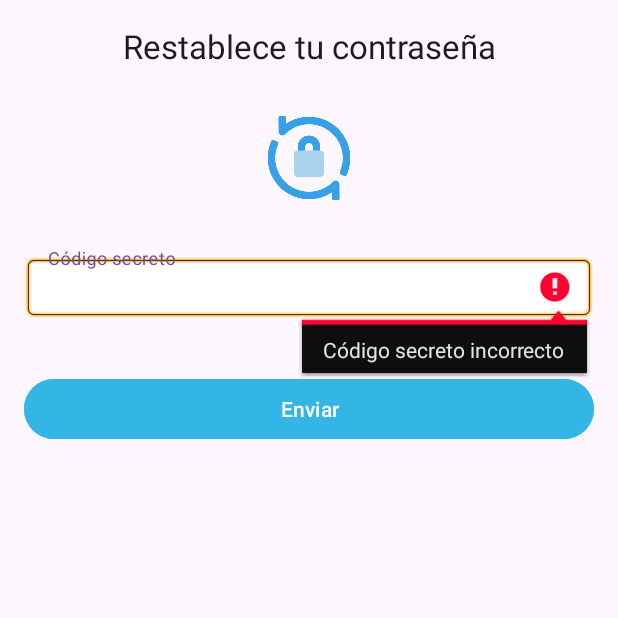
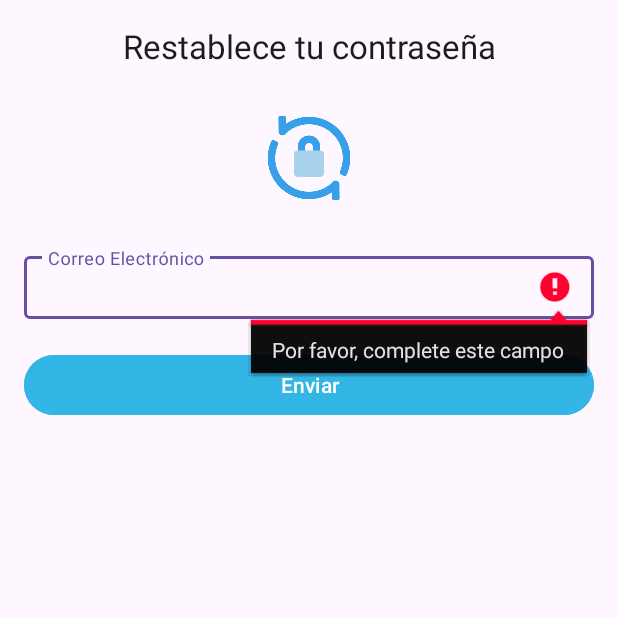
Before and after one commit to TheOne27k/GDIBPM-GRTC, an Android app: the ForgotPasswordActivity screen opened directly, with no data from a screen before it, after a tap on "Enviar", on a phone screen of 412 x 824 dp, the top half of it. Run offline under Robolectric (Android 15) with nearby library versions, the phone set to English and light mode, and no system bars; our stand-ins replace Firebase (no records; nobody signed in at launch, a user with empty details on screens opened directly).

Commit message:
feat: implement forgotPassword and change name app

```diff
--- a/app/src/main/java/com/grtc/gdibpm/auth/ForgotPasswordActivity.kt
+++ b/app/src/main/java/com/grtc/gdibpm/auth/ForgotPasswordActivity.kt
@@ -2,71 +2,29 @@ package com.grtc.gdibpm.auth
 
 import android.content.Intent
 import android.os.Bundle
-import android.view.View
-import android.widget.Button
-import android.widget.LinearLayout
 import androidx.appcompat.app.AppCompatActivity
+import com.google.android.material.button.MaterialButton
 import com.google.android.material.textfield.TextInputEditText
 import com.grtc.gdibpm.R
 
 class ForgotPasswordActivity : AppCompatActivity() {
-
-    private lateinit var secretCodeForm: LinearLayout
-    private lateinit var changePasswordForm: LinearLayout
-    private lateinit var codSecreto: TextInputEditText
-    private lateinit var btnSend: Button
-    private lateinit var etNewPassword: TextInputEditText
-    private lateinit var etConfirmPassword: TextInputEditText
-    private lateinit var btnSave: Button
+    private lateinit var loginViewModel: LoginViewModel
 
     override fun onCreate(savedInstanceState: Bundle?) {
         super.onCreate(savedInstanceState)
         setContentView(R.layout.activity_forgot_password)
 
-        secretCodeForm = findViewById(R.id.secretCodeForm)
-        changePasswordForm = findViewById(R.id.changePasswordForm)
-        codSecreto = findViewById(R.id.codSecreto)
-        btnSend = findViewById(R.id.btnSend)
-        etNewPassword = findViewById(R.id.etNewPassword)
-        etConfirmPassword = findViewById(R.id.etConfirmPassword)
-        btnSave = findViewById(R.id.btnSave)
+        val email: TextInputEditText = findViewById(R.id.etEmail)
+        val btnSend: MaterialButton = findViewById(R.id.btnSend)
+        loginViewModel = LoginViewModel()
 
         btnSend.setOnClickListener {
-            onEnviarClick()
-        }
-        btnSave.setOnClickListener {
-            onGuardarClick()
+            val emailValue = email.text.toString().trim()
+            if (emailValue.isEmpty()) {
+                email.error = "Por favor, complete este campo"
+            } else {
+                loginViewModel.recoveryPassword(emailValue)
+            }
         }
     }
-
-    private fun onEnviarClick() {
-        val secretCode = codSecreto.text.toString()
-        if (validateSecretCode(secretCode)) {
-            secretCodeForm.visibility = View.GONE
-            changePasswordForm.visibility = View.VISIBLE
-        } else {
-            codSecreto.error = "Código secreto incorrecto"
-        }
-    }
-
-    private fun validateSecretCode(secretCode: String): Boolean {
-        return secretCode == "123456"
-    }
-
-    private fun onGuardarClick() {
-        val newPassword = etNewPassword.text.toString()
-        val confirmPassword = etConfirmPassword.text.toString()
-
-        if (validatePasswords(newPassword, confirmPassword)) {
-            val intent = Intent(this@ForgotPasswordActivity, LoginActivity::class.java)
-            startActivity(intent)
-            finish()
-        } else {
-            etConfirmPassword.error = "Las contraseñas no coinciden"
-        }
-    }
-
-    private fun validatePasswords(newPassword: String, confirmPassword: String): Boolean {
-        return newPassword.isNotEmpty() && newPassword == confirmPassword
-    }
 }
--- a/app/src/main/java/com/grtc/gdibpm/auth/LoginViewModel.kt
+++ b/app/src/main/java/com/grtc/gdibpm/auth/LoginViewModel.kt
@@ -25,4 +25,11 @@ class LoginViewModel:ViewModel() {
                 userLoginStatus.value = it.isSuccessful
             }
     }
+    fun recoveryPassword(email: String) {
+        auth = FirebaseAuth.getInstance()
+        auth.sendPasswordResetEmail(email)
+            .addOnCompleteListener {
+                userLoginStatus.value = it.isSuccessful
+            }
+    }
 }
--- a/app/src/main/res/layout/activity_forgot_password.xml
+++ b/app/src/main/res/layout/activity_forgot_password.xml
@@ -33,23 +33,20 @@
             android:paddingBottom="20dp"/>
 
         <com.google.android.material.textfield.TextInputLayout
-            android:id="@+id/cod_secreto_layout"
             android:layout_width="match_parent"
-            android:layout_height="wrap_content"
-            android:layout_marginBottom="16dp">
+            android:layout_height="match_parent">
 
             <com.google.android.material.textfield.TextInputEditText
-                android:id="@+id/codSecreto"
+                android:id="@+id/etEmail"
                 android:layout_width="match_parent"
-                android:layout_height="wrap_content"
-                android:hint="Código secreto"
+                android:layout_height="match_parent"
+                android:hint="Correo Electrónico"
                 android:inputType="text"
                 android:padding="10dp"
-                android:background="@android:drawable/editbox_background"
                 android:layout_marginBottom="20dp"/>
         </com.google.android.material.textfield.TextInputLayout>
 
-        <Button
+        <com.google.android.material.button.MaterialButton
             android:id="@+id/btnSend"
             android:layout_width="match_parent"
             android:layout_height="wrap_content"
@@ -60,69 +57,6 @@
             android:onClick="onEnviarClick"/>
     </LinearLayout>
 
-    <LinearLayout
-        android:id="@+id/changePasswordForm"
-        android:layout_width="match_parent"
-        android:layout_height="wrap_content"
-        android:orientation="vertical"
-        android:padding="16dp"
-        android:visibility="gone">
 
-        <TextView
-            android:id="@+id/tvCambiarContrasena"
-            android:layout_width="wrap_content"
-            android:layout_height="wrap_content"
-            android:text="Cambia tu contraseña"
-            android:textAppearance="@style/TextAppearance.AppCompat.Large"
-            android:textAlignment="center"
-            android:layout_gravity="center_horizontal"
-            android:paddingBottom="20dp"/>
-
-        <com.google.android.material.textfield.TextInputLayout
-            android:id="@+id/new_password_layout"
-            android:layout_width="match_parent"
-            android:layout_height="wrap_content"
-            android:layout_marginBottom="16dp"
-            app:endIconMode="password_toggle">
-
-            <com.google.android.material.textfield.TextInputEditText
-                android:id="@+id/etNewPassword"
-                android:layout_width="match_parent"
-                android:layout_height="wrap_content"
-                android:hint="Nueva contraseña"
-                android:inputType="textPassword"
-                android:padding="10dp"
-                android:background="@android:drawable/editbox_background"
-                android:layout_marginBottom="20dp"/>
-        </com.google.android.material.textfield.TextInputLayout>
-
-        <com.google.android.material.textfield.TextInputLayout
-            android:id="@+id/confirm_password_layout"
-            android:layout_width="match_parent"
-            android:layout_height="wrap_content"
-            android:layout_marginBottom="16dp"
-            app:endIconMode="password_toggle">
-
-            <com.google.android.material.textfield.TextInputEditText
-                android:id="@+id/etConfirmPassword"
-                android:layout_width="match_parent"
-                android:layout_height="wrap_content"
-                android:hint="Confirmar contraseña"
-                android:inputType="textPassword"
-                android:padding="10dp"
-                android:background="@android:drawable/editbox_background"
-                android:layout_marginBottom="20dp"/>
-        </com.google.android.material.textfield.TextInputLayout>
-
-        <Button
-            android:id="@+id/btnSave"
-            android:layout_width="match_parent"
-            android:layout_height="wrap_content"
-            android:text="Guardar"
-            android:backgroundTint="@android:color/holo_blue_light"
-            android:textColor="@android:color/white"
-            android:padding="10dp"
-            android:onClick="onGuardarClick"/>
-    </LinearLayout>
 
 </LinearLayout>
--- a/app/src/main/res/values/strings.xml
+++ b/app/src/main/res/values/strings.xml
@@ -1,7 +1,3 @@
 <resources>
-    <string name="app_name" translatable="false">Administración de Desplazamiento Interno de Bienes Patrimoniales</string>
-    <string name="navigation_drawer_open" translatable="false">Abrir menú de navegación</string>
-    <string name="navigation_drawer_close" translatable="false">Cerrar menú de navegación</string>
-
-    <string name="hello_blank_fragment">Hello blank fragment</string>
+    <string name="app_name" translatable="false">GRTCDIBP</string>
 </resources>
```
